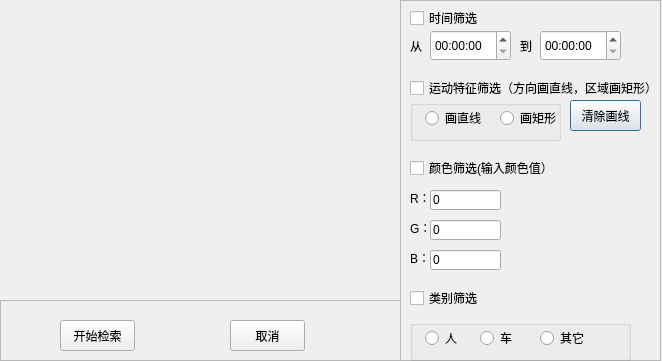
Before: the Qt Designer form RealTimeAbstract_Qt/RealTimeAbstract_Qt/RealTimeAbstract_Qt/drawform.ui in ronnyMakhuddin/motion-detect-tiqu, drawn with Qt 5.
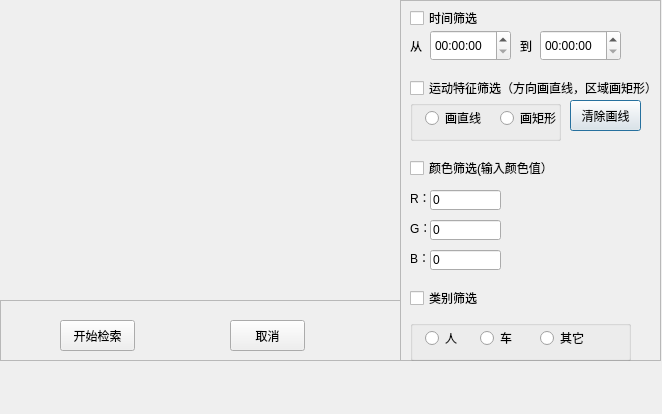
After: the same form once the commit is applied. Icons and pictures are not drawn.

```diff
--- a/RealTimeAbstract_Qt/RealTimeAbstract_Qt/RealTimeAbstract_Qt/drawform.ui
+++ b/RealTimeAbstract_Qt/RealTimeAbstract_Qt/RealTimeAbstract_Qt/drawform.ui
@@ -7,7 +7,7 @@
     <x>0</x>
     <y>0</y>
     <width>662</width>
-    <height>361</height>
+    <height>414</height>
    </rect>
   </property>
   <property name="windowTitle">
```
Left out of the diff: 4 changed lines with no effect on the pictures.
